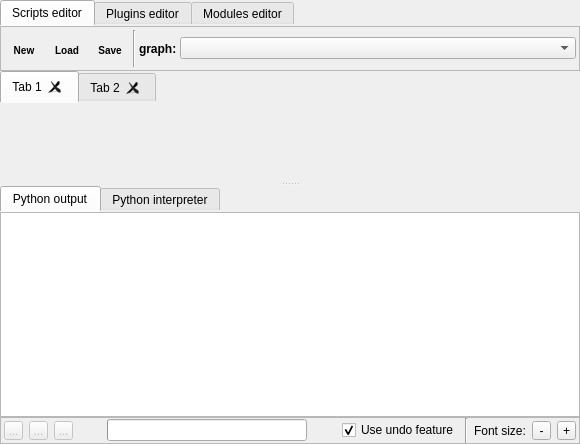
The window that library/tulip-python/designer/PythonIDE.ui (Tulip-Dev/tulip) describes before a commit, drawn with Qt 5.
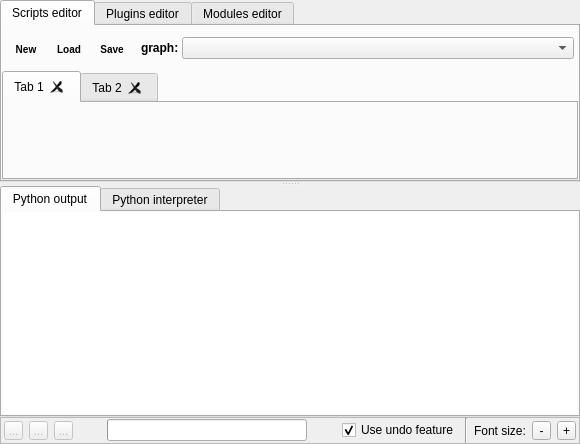
The same window after the commit. Icons and pictures are not drawn. Custom widgets are drawn as their Qt base class.

The edit to the form file:
```diff
--- a/library/tulip-python/designer/PythonIDE.ui
+++ b/library/tulip-python/designer/PythonIDE.ui
@@ -45,10 +45,6 @@
      </property>
      <property name="styleSheet">
        <string notr="true">
-QTabWidget::pane {
-border-top: none;
-}
-
 QTabBar::tab {
 font:normal;
 }
@@ -96,6 +92,9 @@
         </property>
         <item>
          <widget class="QFrame" name="mainScriptToolBarWidget">
+          <property name="styleSheet">
+           <string notr="true">QFrame { border-top: none; }</string>
+          </property>
           <property name="minimumSize">
            <size>
             <width>0</width>
@@ -747,6 +746,9 @@
            </property>
            <item>
             <widget class="QTextBrowser" name="consoleWidget">
+             <property name="styleSheet">
+              <string notr="true">QTextBrowser { border-top: none; }</string>
+             </property>
              <property name="sizePolicy">
               <sizepolicy hsizetype="Expanding" vsizetype="Minimum">
                <horstretch>0</horstretch>
```
Left out of the diff: 6 changed lines with no effect on the pictures.
